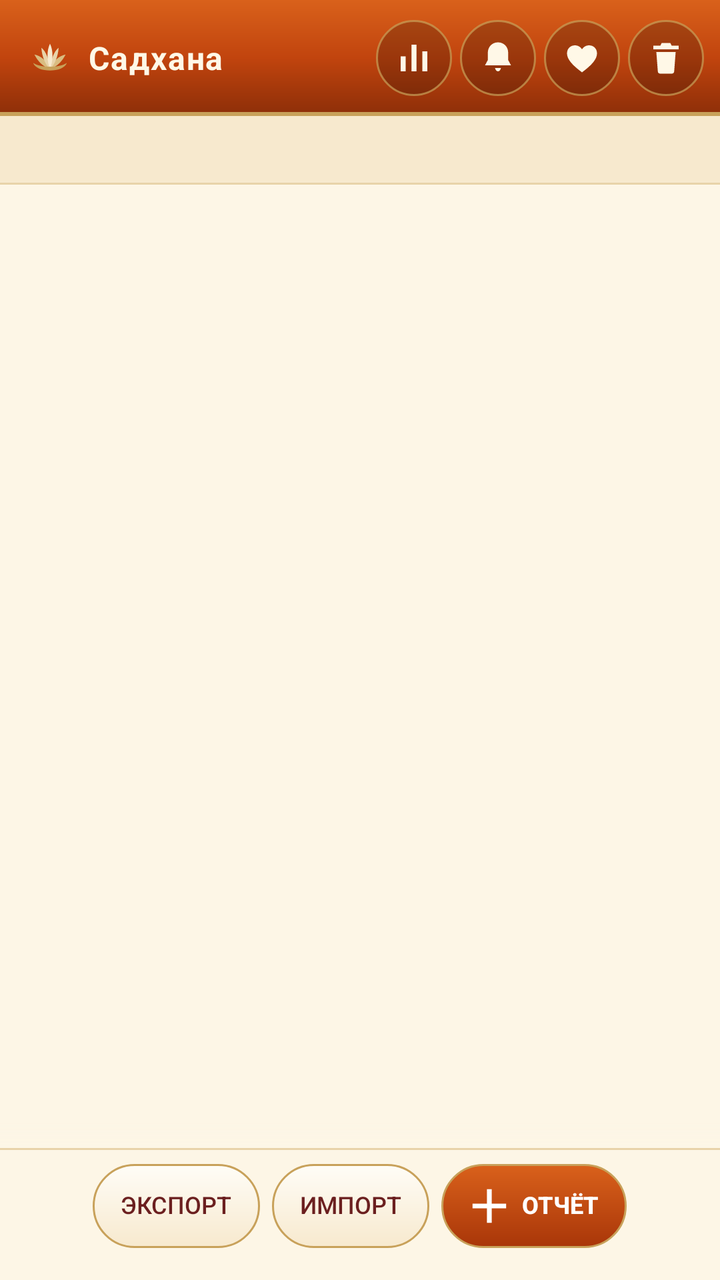
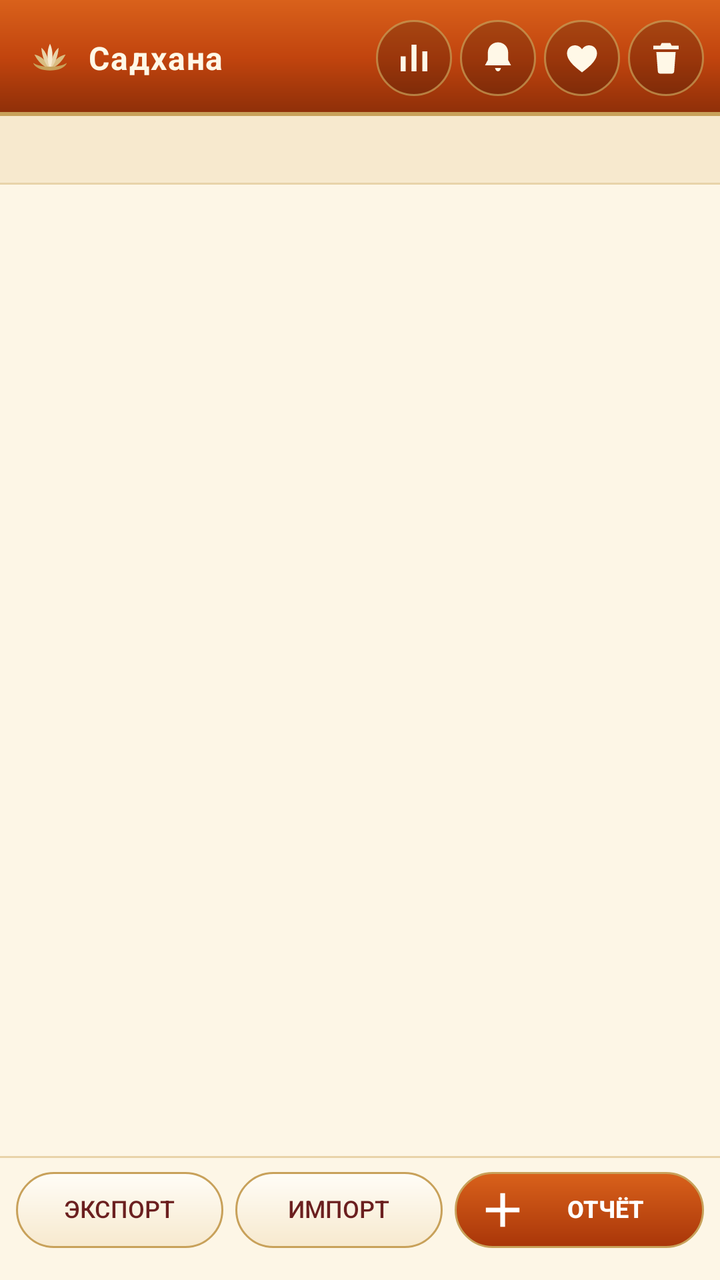

The first picture is an Android layout as it rendered before a commit; the second is the same layout after the commit. The layout source and the unified diff follow.
<!-- AndroidManifest.xml: application theme AppTheme -->
<!-- res/layout/activity_main.xml -->
<?xml version="1.0" encoding="utf-8"?>
<LinearLayout xmlns:android="http://schemas.android.com/apk/res/android"
    android:layout_width="match_parent"
    android:layout_height="match_parent"
    android:orientation="vertical"
    android:background="@color/cream">

    
    <LinearLayout
        android:layout_width="match_parent"
        android:layout_height="wrap_content"
        android:orientation="horizontal"
        android:background="@drawable/bg_header"
        android:gravity="center_vertical"
        android:paddingLeft="14dp"
        android:paddingRight="8dp"
        android:paddingTop="10dp"
        android:paddingBottom="10dp">

        <ImageView
            android:layout_width="22dp"
            android:layout_height="22dp"
            android:src="@drawable/ic_lotus"
            android:contentDescription="@string/lotus" />

        <TextView
            android:id="@+id/header"
            style="@style/HeaderTitle"
            android:layout_width="0dp"
            android:layout_height="wrap_content"
            android:layout_weight="1"
            android:layout_marginLeft="8dp"
            android:text="@string/app_name" />

        <ImageButton
            android:id="@+id/btnStats"
            android:layout_width="38dp"
            android:layout_height="38dp"
            android:layout_marginLeft="4dp"
            android:padding="9dp"
            android:background="@drawable/btn_icon"
            android:src="@drawable/ic_stats"
            android:scaleType="fitCenter"
            android:contentDescription="@string/stats_title" />

        <ImageButton
            android:id="@+id/btnSettings"
            android:layout_width="38dp"
            android:layout_height="38dp"
            android:layout_marginLeft="4dp"
            android:padding="9dp"
            android:background="@drawable/btn_icon"
            android:src="@drawable/ic_alarm"
            android:scaleType="fitCenter"
            android:contentDescription="@string/reminder_title" />

        <ImageButton
            android:id="@+id/btnDonate"
            android:layout_width="38dp"
            android:layout_height="38dp"
            android:layout_marginLeft="4dp"
            android:padding="9dp"
            android:background="@drawable/btn_icon"
            android:src="@drawable/ic_heart"
            android:scaleType="fitCenter"
            android:contentDescription="@string/donate_title" />

        <ImageButton
            android:id="@+id/btnDeleteAll"
            android:layout_width="38dp"
            android:layout_height="38dp"
            android:layout_marginLeft="4dp"
            android:padding="9dp"
            android:background="@drawable/btn_icon"
            android:src="@drawable/ic_trash"
            android:scaleType="fitCenter"
            android:contentDescription="@string/delete_all_title" />
    </LinearLayout>

    <TextView
        android:id="@+id/summary"
        android:layout_width="match_parent"
        android:layout_height="wrap_content"
        android:background="@drawable/bg_summary"
        android:paddingLeft="16dp"
        android:paddingRight="16dp"
        android:paddingTop="9dp"
        android:paddingBottom="9dp"
        android:textColor="@color/ink"
        android:textSize="12sp"
        android:lineSpacingExtra="1dp"
        android:text="" />

    <FrameLayout
        android:layout_width="match_parent"
        android:layout_height="0dp"
        android:layout_weight="1">

        <ListView
            android:id="@+id/list"
            android:layout_width="match_parent"
            android:layout_height="match_parent"
            android:divider="@null"
            android:dividerHeight="0dp"
            android:paddingLeft="10dp"
            android:paddingRight="10dp"
            android:paddingTop="8dp"
            android:paddingBottom="14dp"
            android:clipToPadding="false"
            android:scrollbars="vertical" />

        
        <View
            android:layout_width="match_parent"
            android:layout_height="14dp"
            android:layout_gravity="bottom"
            android:background="@drawable/bg_list_fade" />

        <TextView
            android:id="@+id/empty"
            android:layout_width="match_parent"
            android:layout_height="match_parent"
            android:gravity="center"
            android:paddingLeft="32dp"
            android:paddingRight="32dp"
            android:text="@string/empty_hint"
            android:textColor="@color/ink_soft"
            android:textSize="15sp"
            android:lineSpacingExtra="4dp"
            android:visibility="gone" />
    </FrameLayout>

    
    <LinearLayout
        android:id="@+id/bottomBar"
        android:layout_width="match_parent"
        android:layout_height="wrap_content"
        android:orientation="horizontal"
        android:gravity="center"
        android:clipChildren="false"
        android:clipToPadding="false"
        android:background="@drawable/bg_bottom_bar"
        android:paddingLeft="8dp"
        android:paddingRight="8dp"
        android:paddingTop="8dp"
        android:paddingBottom="16dp">

        <Button
            android:id="@+id/btnExport"
            android:layout_width="wrap_content"
            android:layout_height="42dp"
            android:minWidth="0dp"
            android:paddingLeft="14dp"
            android:paddingRight="14dp"
            android:text="Экспорт"
            android:textSize="12sp"
            android:insetTop="0dp"
            android:insetBottom="0dp"
            android:stateListAnimator="@null"
            android:elevation="0dp"
            android:includeFontPadding="false"
            android:gravity="center"
            android:background="@drawable/btn_gold"
            android:textColor="@color/maroon" />

        <Button
            android:id="@+id/btnImport"
            android:layout_width="wrap_content"
            android:layout_height="42dp"
            android:minWidth="0dp"
            android:layout_marginLeft="6dp"
            android:paddingLeft="14dp"
            android:paddingRight="14dp"
            android:text="Импорт"
            android:textSize="12sp"
            android:insetTop="0dp"
            android:insetBottom="0dp"
            android:stateListAnimator="@null"
            android:elevation="0dp"
            android:includeFontPadding="false"
            android:gravity="center"
            android:background="@drawable/btn_gold"
            android:textColor="@color/maroon" />

        <Button
            android:id="@+id/btnAdd"
            android:layout_width="wrap_content"
            android:layout_height="42dp"
            android:minWidth="0dp"
            android:layout_marginLeft="6dp"
            android:text="Отчёт"
            android:textSize="12sp"
            android:textStyle="bold"
            android:drawableLeft="@drawable/ic_plus"
            android:drawablePadding="4dp"
            android:paddingLeft="12dp"
            android:paddingRight="14dp"
            android:insetTop="0dp"
            android:insetBottom="0dp"
            android:stateListAnimator="@null"
            android:elevation="0dp"
            android:includeFontPadding="false"
            android:gravity="center"
            android:background="@drawable/btn_primary"
            android:textColor="@color/white" />
    </LinearLayout>
</LinearLayout>
<!-- resources referenced by this layout -->
<resources>
  <color name="cream">#FDF6E6</color>
  <color name="ink">#3B2416</color>
  <color name="ink_soft">#8A6A52</color>
  <color name="maroon">#6B1F1F</color>
  <color name="white">#FFFFFF</color>
  <!-- drawable bg_list_fade (drawable) -->
  <?xml version="1.0" encoding="utf-8"?>
  <shape xmlns:android="http://schemas.android.com/apk/res/android"
      android:shape="rectangle">
      <gradient
          android:angle="270"
          android:startColor="#00FDF6E6"
          android:centerColor="#B3FDF6E6"
          android:endColor="#FFFDF6E6" />
  </shape>
  <!-- drawable btn_gold (drawable) -->
  <?xml version="1.0" encoding="utf-8"?>
  <shape xmlns:android="http://schemas.android.com/apk/res/android"
      android:shape="rectangle">
      <gradient
          android:angle="270"
          android:startColor="#FFFDF7"
          android:endColor="#F7E9CE" />
      <corners android:radius="21dp" />
      <stroke
          android:width="1dp"
          android:color="#C8A15A" />
  </shape>
  <!-- drawable btn_icon (drawable) -->
  <?xml version="1.0" encoding="utf-8"?>
  <shape xmlns:android="http://schemas.android.com/apk/res/android"
      android:shape="oval">
      <solid android:color="#33000000" />
      <stroke
          android:width="1dp"
          android:color="#B3C8A15A" />
  </shape>
  <!-- drawable btn_primary (drawable) -->
  <?xml version="1.0" encoding="utf-8"?>
  <shape xmlns:android="http://schemas.android.com/apk/res/android"
      android:shape="rectangle">
      <gradient
          android:angle="270"
          android:startColor="#D9611B"
          android:endColor="#A93609" />
      <corners android:radius="21dp" />
      <stroke
          android:width="1dp"
          android:color="#C8A15A" />
  </shape>
  <!-- drawable ic_plus (drawable) -->
  <?xml version="1.0" encoding="utf-8"?>
  <vector xmlns:android="http://schemas.android.com/apk/res/android"
      android:width="24dp"
      android:height="24dp"
      android:viewportWidth="24"
      android:viewportHeight="24">
      <path
          android:fillColor="#FFFFFF"
          android:pathData="M10.8,3.6 L13.2,3.6 L13.2,10.8 L20.4,10.8 L20.4,13.2 L13.2,13.2 L13.2,20.4 L10.8,20.4 L10.8,13.2 L3.6,13.2 L3.6,10.8 L10.8,10.8 Z" />
  </vector>
  <!-- drawable ic_stats (drawable) -->
  <?xml version="1.0" encoding="utf-8"?>
  <vector xmlns:android="http://schemas.android.com/apk/res/android"
      android:width="24dp"
      android:height="24dp"
      android:viewportWidth="24"
      android:viewportHeight="24">
      <path
          android:fillColor="#FFF8E7"
          android:pathData="M4,20 L7,20 L7,11 L4,11 Z M10.5,20 L13.5,20 L13.5,4 L10.5,4 Z M17,20 L20,20 L20,8 L17,8 Z" />
  </vector>
  <string name="app_name">Садхана</string>
  <string name="delete_all_title">Удалить все записи</string>
  <string name="donate_title">Поддержать проект</string>
  <string name="empty_hint">Пока нет ни одного отчёта.\n\nНажмите «＋ Отчёт», чтобы заполнить отчёт за сегодня.</string>
  <string name="lotus">Лотос</string>
  <string name="reminder_title">Напоминание</string>
  <string name="stats_title">Графики</string>
  <style name="HeaderTitle">
          <item name="android:textColor">#FFF8E7</item>
          <item name="android:textSize">16sp</item>
          <item name="android:textStyle">bold</item>
          <item name="android:maxLines">1</item>
          <item name="android:ellipsize">end</item>
          <item name="android:letterSpacing">0.04</item>
      </style>
  <style name="AppTheme" parent="@android:style/Theme.Material.Light.NoActionBar">
          <item name="android:colorPrimary">#C1440E</item>
          <item name="android:colorPrimaryDark">#8C2E08</item>
          <item name="android:colorAccent">#C8A15A</item>
          <item name="android:windowBackground">#FDF6E6</item>
          <item name="android:textColorPrimary">#3B2416</item>
          <item name="android:textColorSecondary">#8A6A52</item>
      </style>
  <!-- unchanged entries left out for length: 7 -->
</resources>

<!-- the commit's change to res/layout/activity_main.xml (unified diff, before → after) -->
@@ -105,16 +105,9 @@
             android:paddingLeft="10dp"
             android:paddingRight="10dp"
             android:paddingTop="8dp"
-            android:paddingBottom="14dp"
+            android:paddingBottom="8dp"
             android:clipToPadding="false"
             android:scrollbars="vertical" />
-
-        
-        <View
-            android:layout_width="match_parent"
-            android:layout_height="14dp"
-            android:layout_gravity="bottom"
-            android:background="@drawable/bg_list_fade" />
 
         <TextView
             android:id="@+id/empty"
@@ -136,7 +129,6 @@
         android:layout_width="match_parent"
         android:layout_height="wrap_content"
         android:orientation="horizontal"
-        android:gravity="center"
         android:clipChildren="false"
         android:clipToPadding="false"
         android:background="@drawable/bg_bottom_bar"
@@ -147,11 +139,10 @@
 
         <Button
             android:id="@+id/btnExport"
-            android:layout_width="wrap_content"
-            android:layout_height="42dp"
+            android:layout_width="0dp"
+            android:layout_height="38dp"
+            android:layout_weight="1"
             android:minWidth="0dp"
-            android:paddingLeft="14dp"
-            android:paddingRight="14dp"
             android:text="Экспорт"
             android:textSize="12sp"
             android:insetTop="0dp"
@@ -165,8 +156,9 @@
 
         <Button
             android:id="@+id/btnImport"
-            android:layout_width="wrap_content"
-            android:layout_height="42dp"
+            android:layout_width="0dp"
+            android:layout_height="38dp"
+            android:layout_weight="1"
             android:minWidth="0dp"
             android:layout_marginLeft="6dp"
             android:paddingLeft="14dp"
@@ -184,8 +176,9 @@
 
         <Button
             android:id="@+id/btnAdd"
-            android:layout_width="wrap_content"
-            android:layout_height="42dp"
+            android:layout_width="0dp"
+            android:layout_height="38dp"
+            android:layout_weight="1.2"
             android:minWidth="0dp"
             android:layout_marginLeft="6dp"
             android:text="Отчёт"
<!-- resource entries referenced after the edit -->
@@ -5,16 +5,6 @@
   <color name="ink_soft">#8A6A52</color>
   <color name="maroon">#6B1F1F</color>
   <color name="white">#FFFFFF</color>
-  <!-- drawable bg_list_fade (drawable) -->
-  <?xml version="1.0" encoding="utf-8"?>
-  <shape xmlns:android="http://schemas.android.com/apk/res/android"
-      android:shape="rectangle">
-      <gradient
-          android:angle="270"
-          android:startColor="#00FDF6E6"
-          android:centerColor="#B3FDF6E6"
-          android:endColor="#FFFDF6E6" />
-  </shape>
   <!-- drawable btn_gold (drawable) -->
   <?xml version="1.0" encoding="utf-8"?>
   <shape xmlns:android="http://schemas.android.com/apk/res/android"
@@ -23,7 +13,7 @@
           android:angle="270"
           android:startColor="#FFFDF7"
           android:endColor="#F7E9CE" />
-      <corners android:radius="21dp" />
+      <corners android:radius="19dp" />
       <stroke
           android:width="1dp"
           android:color="#C8A15A" />
@@ -45,7 +35,7 @@
           android:angle="270"
           android:startColor="#D9611B"
           android:endColor="#A93609" />
-      <corners android:radius="21dp" />
+      <corners android:radius="19dp" />
       <stroke
           android:width="1dp"
           android:color="#C8A15A" />
